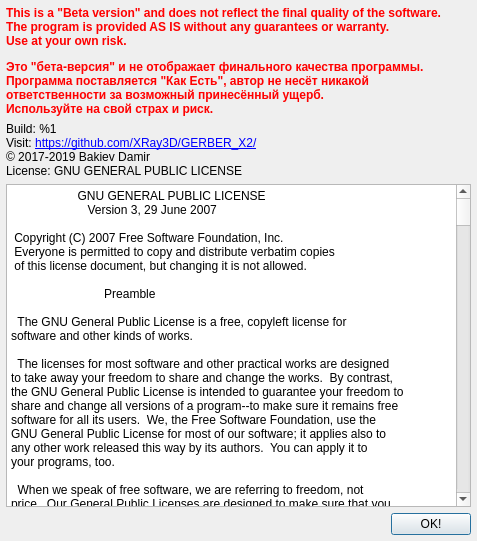
This is G2G/aboutform.ui in XRay3D/GERBER_X3 as Qt 5 draws it before an edit. The edited form follows.
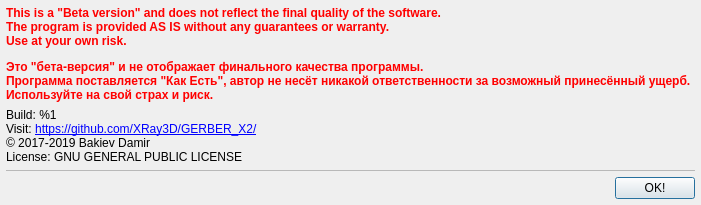
This is the edited form.

The edit to the form file:
```diff
--- a/G2G/aboutform.ui
+++ b/G2G/aboutform.ui
@@ -6,8 +6,8 @@
    <rect>
     <x>0</x>
     <y>0</y>
-    <width>477</width>
-    <height>541</height>
+    <width>701</width>
+    <height>198</height>
    </rect>
   </property>
   <property name="windowTitle">
@@ -48,6 +48,12 @@
    </item>
    <item>
     <widget class="QPlainTextEdit" name="txtLicense">
+     <property name="maximumSize">
+      <size>
+       <width>16777215</width>
+       <height>1</height>
+      </size>
+     </property>
      <property name="font">
       <font>
        <pointsize>9</pointsize>
```
